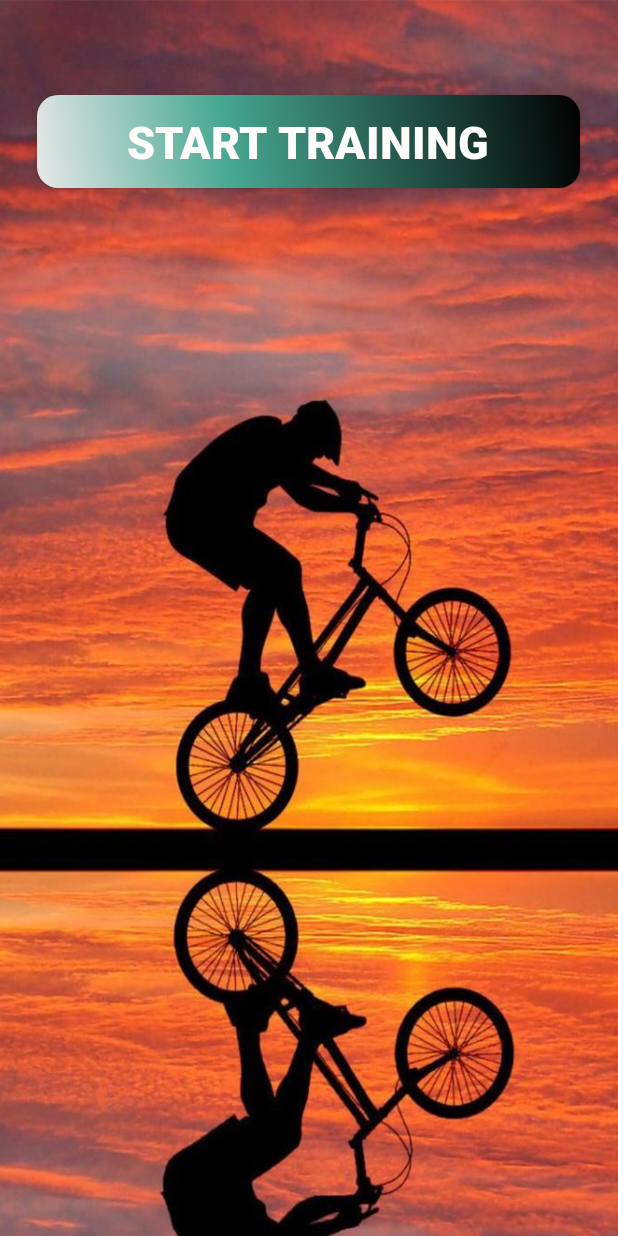
After one commit to RodrigoSierraV/SpinApp, an Android app: the layout activity_entry.xml on its own in the app's theme, with its tools: preview values and no code run, on a phone screen of 412 x 824 dp. The commit adds this screen. Run offline under Robolectric (Android 15) with nearby library versions, the phone set to English and light mode, and no system bars.

Commit message:
[Add] Feature Entry activity to improve UI

```diff
--- /dev/null
+++ b/SpinApp/app/src/main/res/drawable/custom_button.xml
@@ -0,0 +1,25 @@
+<?xml version="1.0" encoding="utf-8"?>
+<shape xmlns:android="http://schemas.android.com/apk/res/android" android:shape="rectangle" >
+    <corners
+        android:radius="14dp" />
+
+    <gradient
+        android:angle="45"
+        android:centerX="35%"
+        android:centerColor="#47A891"
+        android:startColor="#E8E8E8"
+        android:endColor="#000000"
+        android:type="linear" />
+
+    <padding
+        android:left="0dp"
+        android:top="0dp"
+        android:right="0dp"
+        android:bottom="0dp" />
+
+    <size
+        android:width="270dp"
+        android:height="60dp"
+        />
+
+</shape>
--- /dev/null
+++ b/SpinApp/app/src/main/res/layout/activity_entry.xml
@@ -0,0 +1,27 @@
+<?xml version="1.0" encoding="utf-8"?>
+<androidx.constraintlayout.widget.ConstraintLayout xmlns:android="http://schemas.android.com/apk/res/android"
+    xmlns:app="http://schemas.android.com/apk/res-auto"
+    xmlns:tools="http://schemas.android.com/tools"
+    android:layout_width="match_parent"
+    android:layout_height="match_parent"
+    tools:context=".EntryActivity"
+    android:background="@drawable/bike">
+
+    <Button
+        android:id="@+id/startButton"
+        android:layout_width="362dp"
+        android:layout_height="62dp"
+        android:background="@drawable/custom_button"
+        android:contentDescription="@string/start_button"
+        android:text="@string/start_training"
+        android:textColor="#FFFDFC"
+        android:textSize="30sp"
+        android:textStyle="bold"
+        app:layout_constraintBottom_toBottomOf="parent"
+        app:layout_constraintEnd_toEndOf="parent"
+        app:layout_constraintHorizontal_bias="0.489"
+        app:layout_constraintStart_toStartOf="parent"
+        app:layout_constraintTop_toTopOf="parent"
+        app:layout_constraintVertical_bias="0.083" />
+
+</androidx.constraintlayout.widget.ConstraintLayout>
--- a/SpinApp/app/src/main/res/values/strings.xml
+++ b/SpinApp/app/src/main/res/values/strings.xml
@@ -3,4 +3,7 @@
     <string name="player_error">Error initializing YouTube player: %s</string>
     <string name="seek_to">Jump To</string>
     <string name="seek_to_hint">Seconds</string>
+    <string name="start_button">Start Button</string>
+    <string name="Entry_button">To entry</string>
+    <string name="start_training">Start Training</string>
 </resources>
```
Also changed, not shown: SpinApp/app/src/main/AndroidManifest.xml (+5 -2 lines), SpinApp/app/src/main/java/com/example/spinapp/EntryActivity.java (added, +30 -0 lines), SpinApp/app/src/main/java/com/example/spinapp/MainActivity.java (+17 -1 lines), SpinApp/app/src/main/res/layout/activity_main.xml (+14 -1 lines), SpinApp/app/src/main/res/drawable-v24/bike.jpg (added), SpinApp/app/src/main/res/drawable-v24/mountain_bike_wallpapers_001.jpg (added).
